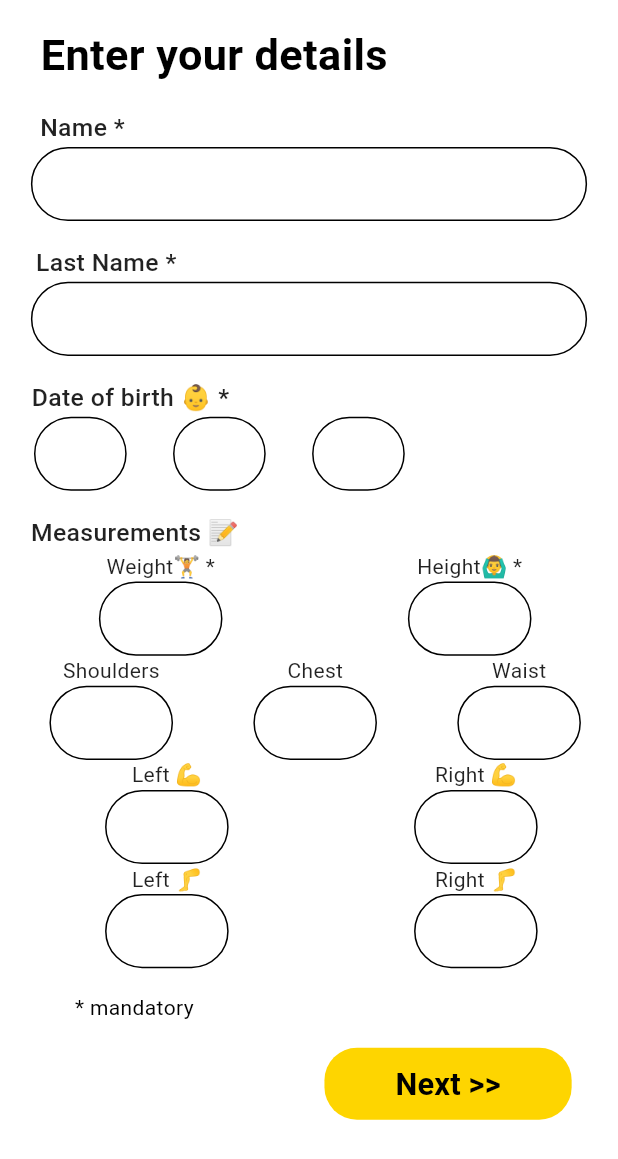
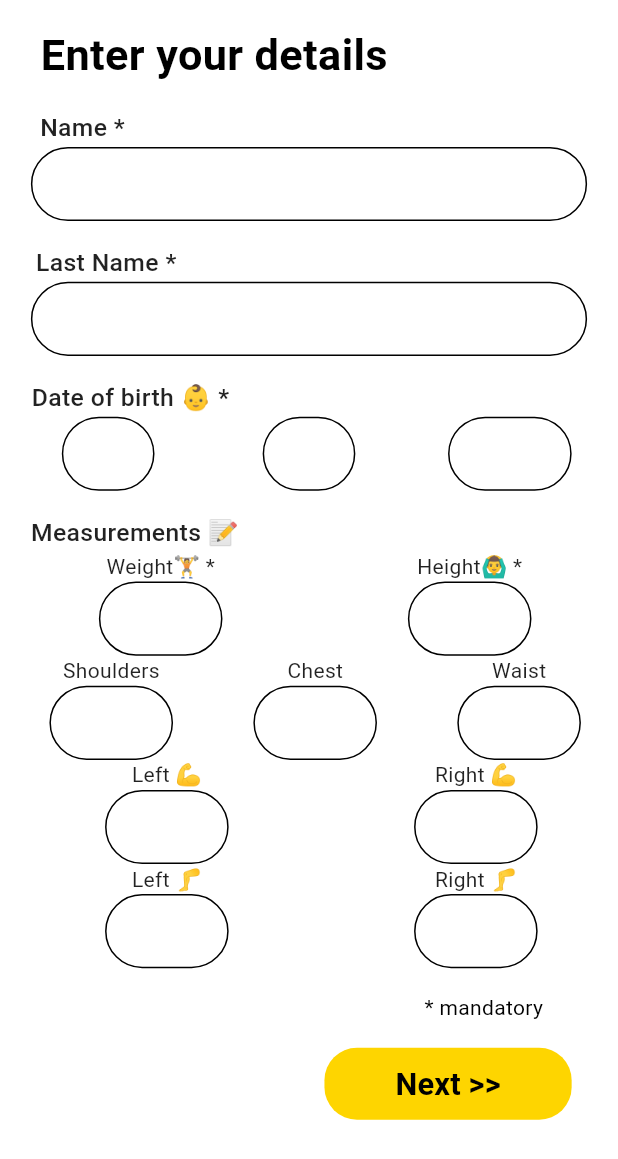
Before and after one commit to saurabhdhingra/trackrecordd, a Flutter app: the BasicDetailsPage screen opened directly, on a phone screen of 412 x 824 dp. Shown: the top 1159 px of the screen. Run offline on Flutter 3.47's test engine with Material 3 defaults, Android fonts, the phone set to English and light mode, and no system bars; our stand-ins replace cloud_firestore, firebase_auth, firebase_core, rive, share_plus, shared_preferences; accounts and stored records are empty.

Commit message:
My changes

```diff
--- a/lib/authViews/basicDetails.dart
+++ b/lib/authViews/basicDetails.dart
@@ -1,9 +1,10 @@
 import 'package:flutter/material.dart';
+import 'package:trackrecordd/models/userInfo.dart';
 import 'package:trackrecordd/utils/constants.dart';
-import 'package:cloud_firestore/cloud_firestore.dart';
-import 'package:firebase_core/firebase_core.dart';
 import 'package:trackrecordd/views/homeView.dart';
 import 'package:trackrecordd/widgets/customField.dart';
+
+import '../database/userFunctions.dart';
 
 class BasicDetailsPage extends StatefulWidget {
   const BasicDetailsPage({Key? key}) : super(key: key);
@@ -13,11 +14,6 @@ class BasicDetailsPage extends StatefulWidget {
 }
 
 class BasicDetailsPageState extends State<BasicDetailsPage> {
-  static final _firestore = FirebaseFirestore.instance;
-  static final _CollectionReference =
-      _firestore.collection("Users").doc("UsersInfo").collection("Profile");
-  static final _DocumentReference = _CollectionReference.doc('ProfileInfo');
-
   final FocusNode dateNode = FocusNode(debugLabel: "date");
   final FocusNode monthNode = FocusNode(debugLabel: "date");
   final FocusNode yearNode = FocusNode(debugLabel: "date");
@@ -29,7 +25,7 @@ class BasicDetailsPageState extends State<BasicDetailsPage> {
   final TextEditingController dobYearController = TextEditingController();
   final TextEditingController weightController = TextEditingController();
   final TextEditingController heightController = TextEditingController();
-  final TextEditingController shouldersControler = TextEditingController();
+  final TextEditingController shouldersController = TextEditingController();
   final TextEditingController chestController = TextEditingController();
   final TextEditingController waistController = TextEditingController();
   final TextEditingController leftArmController = TextEditingController();
@@ -65,15 +61,15 @@ class BasicDetailsPageState extends State<BasicDetailsPage> {
               SizedBox(height: height * 0.02),
               alignedText(height, 'Name *'),
               CustomTextInputWidget(
-                width: width * 0.9,
-                height: height * 0.06,
+                width: 0.9,
+                height: 0.06,
                 controller: firstNameController,
               ),
               SizedBox(height: height * 0.02),
               alignedText(height, 'Last Name *'),
               CustomTextInputWidget(
-                width: width * 0.9,
-                height: height * 0.06,
+                width: 0.9,
+                height: 0.06,
                 controller: lastNameController,
               ),
               SizedBox(height: height * 0.02),
@@ -81,39 +77,31 @@ class BasicDetailsPageState extends State<BasicDetailsPage> {
               Row(
                 mainAxisSize: MainAxisSize.max,
                 children: [
-                  SizedBox(
-                    width: width * 0.055,
-                    height: height * 0.05,
-                  ),
+                  SizedBox(width: width * 0.1),
                   CustomTextInputWidget(
-                    width: width * 0.15,
-                    height: height * 0.06,
+                    width: 0.15,
+                    height: 0.06,
                     focusNode: dateNode,
                     nextFocusNode: monthNode,
                     controller: dobDateController,
+                    keyboardType: TextInputType.number,
                     hintText: "Date",
                   ),
-                  SizedBox(
-                    width: width * 0.075,
-                    height: height * 0.05,
-                  ),
+                  SizedBox(width: width * 0.175),
                   CustomTextInputWidget(
-                    width: width * 0.15,
-                    height: height * 0.06,
+                    width: 0.15,
+                    height: 0.06,
                     focusNode: monthNode,
                     nextFocusNode: yearNode,
                     controller: dobMonthController,
                     hintText: "Month",
                   ),
-                  SizedBox(
-                    width: width * 0.075,
-                    height: height * 0.05,
-                  ),
+                  SizedBox(width: width * 0.15),
                   CustomTextInputWidget(
-                    width: width * 0.15,
-                    height: height * 0.06,
+                    width: 0.2,
+                    height: 0.06,
                     focusNode: yearNode,
-                    controller: dobMonthController,
+                    controller: dobYearController,
                     hintText: "Year",
                   ),
                 ],
@@ -131,8 +119,8 @@ class BasicDetailsPageState extends State<BasicDetailsPage> {
                         style: TextStyle(color: Colors.black87),
                       ),
                       CustomTextInputWidget(
-                        width: width * 0.2,
-                        height: height * 0.06,
+                        width: 0.2,
+                        height: 0.06,
                         controller: weightController,
                       )
                     ],
@@ -145,8 +133,8 @@ class BasicDetailsPageState extends State<BasicDetailsPage> {
                         style: TextStyle(color: Colors.black87),
                       ),
                       CustomTextInputWidget(
-                        width: width * 0.2,
-                        height: height * 0.06,
+                        width: 0.2,
+                        height: 0.06,
                         controller: heightController,
                       )
                     ],
@@ -164,9 +152,9 @@ class BasicDetailsPageState extends State<BasicDetailsPage> {
                         style: TextStyle(color: Colors.black87),
                       ),
                       CustomTextInputWidget(
-                        width: width * 0.2,
-                        height: height * 0.06,
-                        controller: shouldersControler,
+                        width: 0.2,
+                        height: 0.06,
+                        controller: shouldersController,
                       )
                     ],
                   ),
@@ -178,8 +166,8 @@ class BasicDetailsPageState extends State<BasicDetailsPage> {
                         style: TextStyle(color: Colors.black87),
                       ),
                       CustomTextInputWidget(
-                        width: width * 0.2,
-                        height: height * 0.06,
+                        width: 0.2,
+                        height: 0.06,
                         controller: chestController,
                       )
                     ],
@@ -192,8 +180,8 @@ class BasicDetailsPageState extends State<BasicDetailsPage> {
                         style: TextStyle(color: Colors.black87),
                       ),
                       CustomTextInputWidget(
-                        width: width * 0.2,
-                        height: height * 0.06,
+                        width: 0.2,
+                        height: 0.06,
                         controller: waistController,
                       )
                     ],
@@ -211,8 +199,8 @@ class BasicDetailsPageState extends State<BasicDetailsPage> {
                         style: TextStyle(color: Colors.black87),
                       ),
                       CustomTextInputWidget(
-                        width: width * 0.2,
-                        height: height * 0.06,
+                        width: 0.2,
+                        height: 0.06,
                         controller: leftArmController,
                       )
                     ],
@@ -225,8 +213,8 @@ class BasicDetailsPageState extends State<BasicDetailsPage> {
                         style: TextStyle(color: Colors.black87),
                       ),
                       CustomTextInputWidget(
-                        width: width * 0.2,
-                        height: height * 0.06,
+                        width: 0.2,
+                        height: 0.06,
                         controller: rightArmController,
                       )
                     ],
@@ -244,8 +232,8 @@ class BasicDetailsPageState extends State<BasicDetailsPage> {
                         style: TextStyle(color: Colors.black87),
                       ),
                       CustomTextInputWidget(
-                        width: width * 0.2,
-                        height: height * 0.06,
+                        width: 0.2,
+                        height: 0.06,
                         controller: leftLegController,
                       )
                     ],
@@ -258,8 +246,8 @@ class BasicDetailsPageState extends State<BasicDetailsPage> {
                         style: TextStyle(color: Colors.black87),
                       ),
                       CustomTextInputWidget(
-                        width: width * 0.2,
-                        height: height * 0.06,
+                        width: 0.2,
+                        height: 0.06,
                         controller: rightLegController,
                       )
                     ],
@@ -268,7 +256,7 @@ class BasicDetailsPageState extends State<BasicDetailsPage> {
               ),
               SizedBox(height: height * 0.02),
               const Align(
-                alignment: AlignmentDirectional(-0.7, 0),
+                alignment: AlignmentDirectional(0.7, 0),
                 child: Text(
                   '* mandatory',
                   style: TextStyle(color: Colors.black),
@@ -290,6 +278,25 @@ class BasicDetailsPageState extends State<BasicDetailsPage> {
                   child: TextButton(
                     onPressed: () {
                       print('Button pressed ...');
+
+                      UserStore store = UserStore();
+                      store.createUser(
+                          userInfo: UserInformation(
+                              firstName: firstNameController.text,
+                              lastName: lastNameController.text,
+                              dateOfBirth: DateTime.parse(
+                                  "${dobYearController.text}-${dobMonthController.text}-${dobDateController.text}"),
+                              dateJoined: DateTime.now(),
+                              measurements: {
+                            "weight": weightController.text,
+                            "height": heightController.text,
+                            "shoulders": shouldersController.text,
+                            "chest": chestController.text,
+                            "waist": waistController.text,
+                            "leftArm": leftArmController.text,
+                            "rightArm": rightArmController.text,
+                            "leftLeg": leftLegController.text
+                          }));
                       Navigator.push(context,
                           MaterialPageRoute(builder: (context) {
                         return const HomeView();
--- a/lib/authViews/login.dart
+++ b/lib/authViews/login.dart
@@ -78,7 +78,7 @@ class _LoginViewState extends State<LoginView> {
                           color: Color(0x00000000),
                           width: 1,
                         ),
-                        borderRadius:  BorderRadius.only(
+                        borderRadius: BorderRadius.only(
                           topLeft: Radius.circular(4.0),
                           topRight: Radius.circular(4.0),
                         ),
@@ -88,13 +88,13 @@ class _LoginViewState extends State<LoginView> {
                           color: Color(0x00000000),
                           width: 1,
                         ),
-                        borderRadius:  BorderRadius.only(
+                        borderRadius: BorderRadius.only(
                           topLeft: Radius.circular(4.0),
                           topRight: Radius.circular(4.0),
                         ),
                       ),
                     ),
-                    style:const TextStyle(
+                    style: const TextStyle(
                       fontWeight: FontWeight.w300,
                     ),
                     keyboardType: TextInputType.emailAddress,
@@ -116,7 +116,7 @@ class _LoginViewState extends State<LoginView> {
                   ),
                 ),
                 child: Padding(
-                  padding:const  EdgeInsetsDirectional.fromSTEB(20, 0, 0, 0),
+                  padding: const EdgeInsetsDirectional.fromSTEB(20, 0, 0, 0),
                   child: TextField(
                     controller: emailController,
                     obscureText: true,
@@ -132,7 +132,7 @@ class _LoginViewState extends State<LoginView> {
                           color: Color(0x00000000),
                           width: 1,
                         ),
-                        borderRadius:  BorderRadius.only(
+                        borderRadius: BorderRadius.only(
                           topLeft: Radius.circular(4.0),
                           topRight: Radius.circular(4.0),
                         ),
@@ -142,7 +142,7 @@ class _LoginViewState extends State<LoginView> {
                           color: Color(0x00000000),
                           width: 1,
                         ),
-                        borderRadius:  BorderRadius.only(
+                        borderRadius: BorderRadius.only(
                           topLeft: Radius.circular(4.0),
                           topRight: Radius.circular(4.0),
                         ),
@@ -172,13 +172,18 @@ class _LoginViewState extends State<LoginView> {
                           fontSize: 22),
                     ),
                     onPressed: () {
-                      auth
-                          .signInWithEmailAndPassword(
-                              email: email, password: password)
-                          .then((_) {
-                        Navigator.of(context).pushReplacement(MaterialPageRoute(
-                            builder: (context) =>const  HomeView()));
-                      });
+                      try {
+                        auth
+                            .signInWithEmailAndPassword(
+                                email: email, password: password)
+                            .then((_) {
+                          Navigator.of(context).pushReplacement(
+                              MaterialPageRoute(
+                                  builder: (context) => const HomeView()));
+                        });
+                      } catch (e) {
+                        print("Wrong password");
+                      }
                     }),
               ),
               SizedBox(
@@ -201,7 +206,7 @@ class _LoginViewState extends State<LoginView> {
                           Navigator.push(
                             context,
                             MaterialPageRoute(
-                              builder: (context) => const  CreateAccountView(),
+                              builder: (context) => const CreateAccountView(),
                             ),
                           );
                         })
--- a/lib/views/homeView.dart
+++ b/lib/views/homeView.dart
@@ -119,7 +119,6 @@ class _HomeViewState extends State<HomeView> {
 
   SizedBox homeViewHeading(height, width, BuildContext context) {
     return SizedBox(
-      height: height / 10,
       width: width,
       child: Row(
         children: [
@@ -158,9 +157,12 @@ class _HomeViewState extends State<HomeView> {
           SizedBox(
             width: width * 0.05,
           ),
-          const VerticalDivider(
-            width: 2,
-            thickness: 4,
+          SizedBox(
+            height: height * 0.1,
+            child: const VerticalDivider(
+              width: 2,
+              thickness: 4,
+            ),
           ),
           SizedBox(
             width: width * 0.06,
--- a/lib/widgets/customField.dart
+++ b/lib/widgets/customField.dart
@@ -157,9 +157,11 @@ class CustomTextInputWidget extends StatelessWidget {
 
   @override
   Widget build(BuildContext context) {
+    var devHeight = SizeConfig.getHeight(context);
+    var devWidth = SizeConfig.getWidth(context);
     return Container(
-      width: width,
-      height: height,
+      width: width * devWidth,
+      height: height * devHeight,
       decoration: BoxDecoration(
         color: filledColor ?? Colors.white,
         borderRadius: BorderRadius.circular(25),
@@ -173,7 +175,7 @@ class CustomTextInputWidget extends StatelessWidget {
         keyboardType: keyboardType,
         cursorColor: Colors.black,
         inputFormatters: textFormatters,
-        style: TextStyle(fontSize: width * 0.04, color: Colors.black87),
+        style: TextStyle(fontSize: devWidth * 0.04, color: Colors.black87),
         onFieldSubmitted: (value) => (nextFocusNode != null)
             ? FocusScope.of(context).requestFocus(nextFocusNode)
             : null,
```
Also changed, not shown: pubspec.lock, 10 other files.
